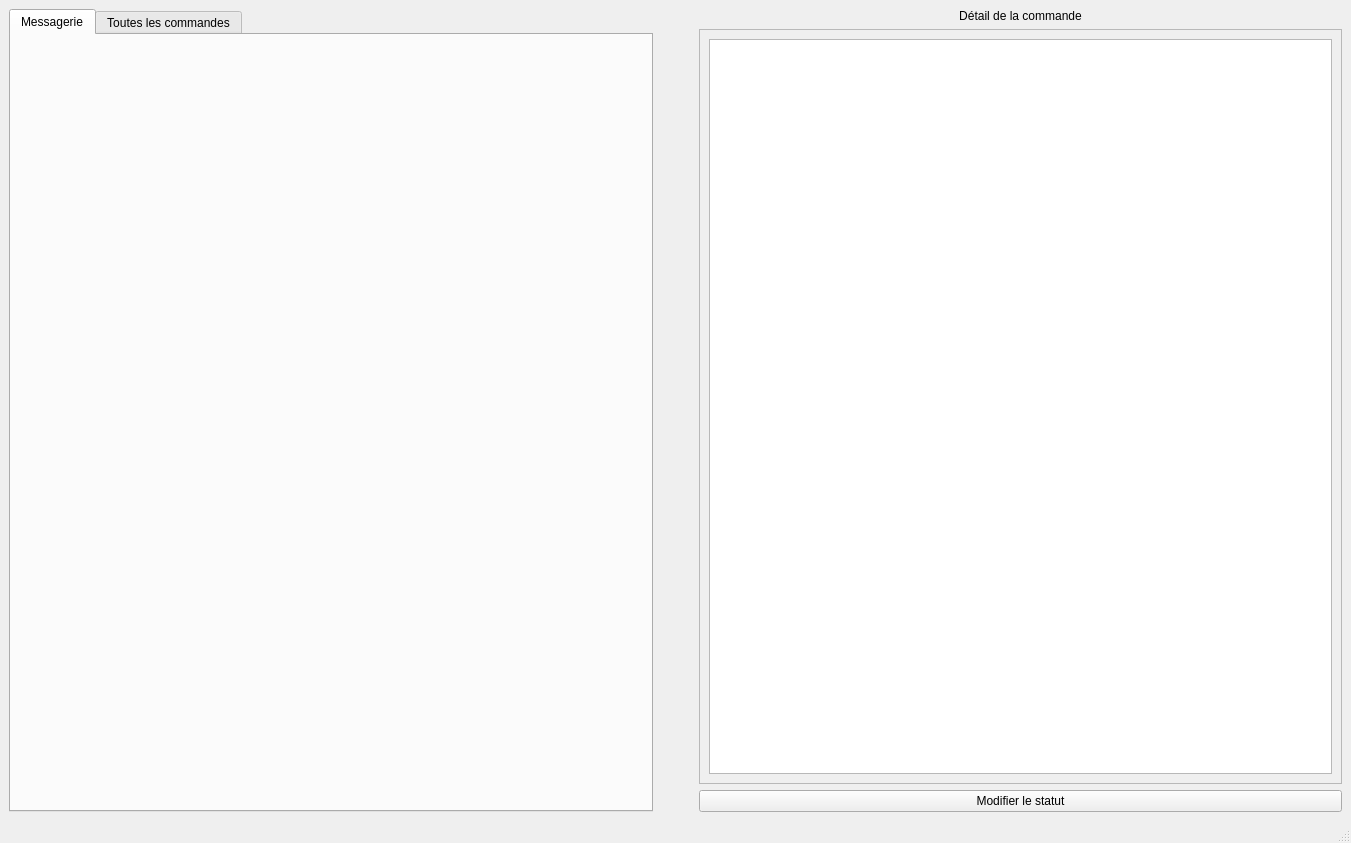
Old version of the form gui/if_ventadesk2.ui in the repository Thomas-N-GEORGE/Ventadesk.
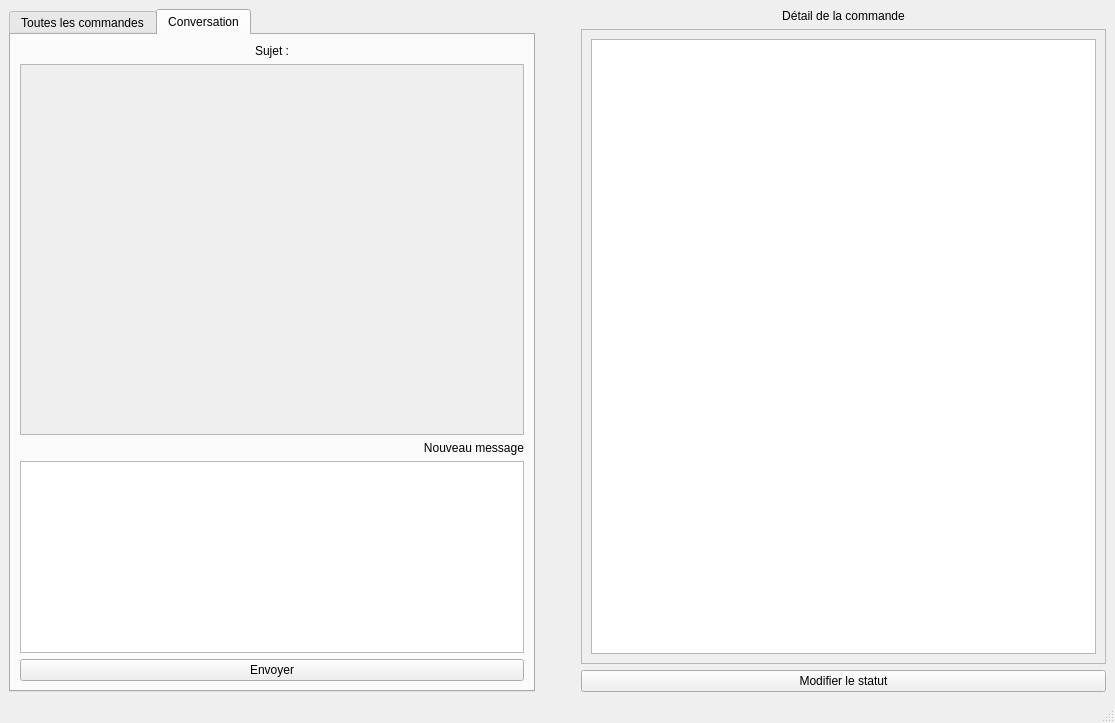
New version of the form. The open tabs and pages were chosen to show the change.

Commit message: added basic conversation functionnality.

What changed in the file:
```diff
--- a/gui/if_ventadesk2.ui
+++ b/gui/if_ventadesk2.ui
@@ -6,15 +6,15 @@
    <rect>
     <x>0</x>
     <y>0</y>
-    <width>1351</width>
-    <height>843</height>
+    <width>1115</width>
+    <height>723</height>
    </rect>
   </property>
   <property name="windowTitle">
    <string>Ventadesk</string>
   </property>
   <widget class="QWidget" name="centralwidget">
-   <layout class="QHBoxLayout" name="horizontalLayout_3">
+   <layout class="QVBoxLayout" name="verticalLayout_6">
     <item>
      <layout class="QHBoxLayout" name="horizontalLayout_2">
       <item>
@@ -25,15 +25,7 @@
         <property name="currentIndex">
          <number>1</number>
         </property>
-        <widget class="QWidget" name="conversation">
-         <property name="enabled">
-          <bool>true</bool>
-         </property>
-         <attribute name="title">
-          <string>Messagerie</string>
-         </attribute>
-        </widget>
-        <widget class="QWidget" name="tab">
+        <widget class="QWidget" name="tab_orders">
          <attribute name="title">
           <string>Toutes les commandes</string>
          </attribute>
@@ -68,6 +60,72 @@
           </item>
          </layout>
         </widget>
+        <widget class="QWidget" name="tab_conversation">
+         <attribute name="title">
+          <string>Conversation</string>
+         </attribute>
+         <layout class="QVBoxLayout" name="verticalLayout_7">
+          <item>
+           <widget class="QLabel" name="label_conversation_title">
+            <property name="text">
+             <string>Sujet :</string>
+            </property>
+            <property name="alignment">
+             <set>Qt::AlignCenter</set>
+            </property>
+           </widget>
+          </item>
+          <item>
+           <widget class="QScrollArea" name="scrollArea_3">
+            <property name="widgetResizable">
+             <bool>true</bool>
+            </property>
+            <widget class="QWidget" name="scrollAreaWidgetContents_3">
+             <property name="geometry">
+              <rect>
+               <x>0</x>
+               <y>0</y>
+               <width>496</width>
+               <height>339</height>
+              </rect>
+             </property>
+             <layout class="QVBoxLayout" name="verticalLayout_5">
+              <item>
+               <layout class="QVBoxLayout" name="message_list_container"/>
+              </item>
+             </layout>
+            </widget>
+           </widget>
+          </item>
+          <item>
+           <widget class="QLabel" name="label_new_message">
+            <property name="text">
+             <string>Nouveau message</string>
+            </property>
+            <property name="alignment">
+             <set>Qt::AlignRight|Qt::AlignTrailing|Qt::AlignVCenter</set>
+            </property>
+           </widget>
+          </item>
+          <item>
+           <widget class="QTextEdit" name="new_message_edit">
+            <property name="sizePolicy">
+             <sizepolicy hsizetype="Expanding" vsizetype="Preferred">
+              <horstretch>0</horstretch>
+              <verstretch>0</verstretch>
+             </sizepolicy>
+            </property>
+           </widget>
+          </item>
+          <item>
+           <widget class="QPushButton" name="btn_send_message">
+            <property name="text">
+             <string>Envoyer</string>
+            </property>
+           </widget>
+          </item>
+         </layout>
+        </widget>
        </widget>
       </item>
       <item>
@@ -108,8 +166,8 @@
             <rect>
              <x>0</x>
              <y>0</y>
-             <width>633</width>
-             <height>721</height>
+             <width>515</width>
+             <height>601</height>
             </rect>
            </property>
            <layout class="QVBoxLayout" name="verticalLayout_4">
```
Left out of the diff: 8 changed lines with no effect on the pictures. The commit also changes 7 other files.
